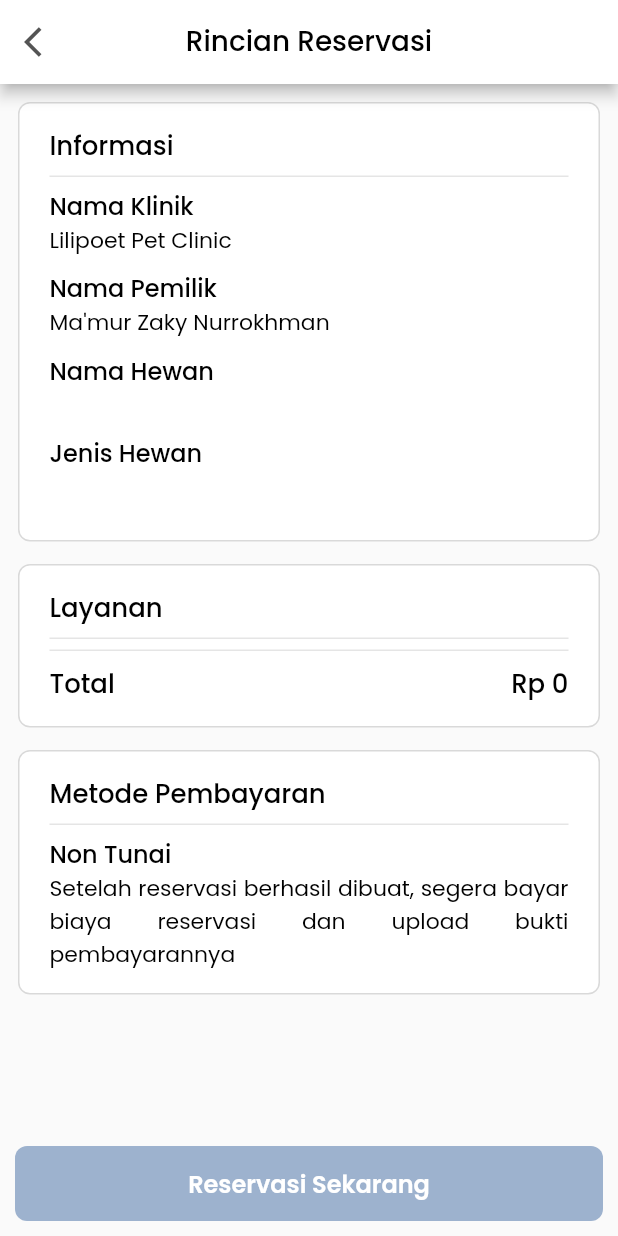
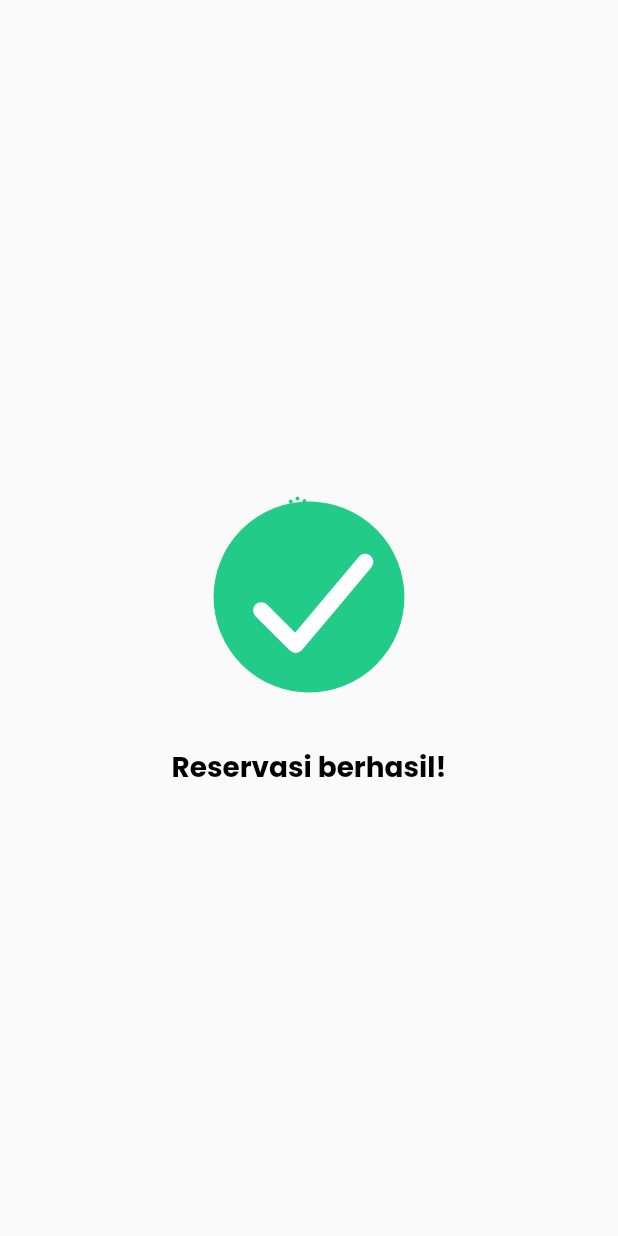
Before and after one commit to petcaredev/pet-care-mobile-apps, a Flutter app: the ReservationDetailPage screen opened by its route, after a tap on "Reservasi Sekarang", on a phone screen of 412 x 824 dp. Run offline on Flutter 3.47's test engine with Material 2 defaults, Android fonts, the phone set to English and light mode, and no system bars; our stand-ins replace cached_network_image, fluttertoast, google_fonts, lottie, shared_preferences; accounts and stored records are empty.

Commit message:
Menambahkan animasi ketika reservasi berhasil dan beberapa perbaikan tampilan aplikasi

```diff
--- a/lib/main.dart
+++ b/lib/main.dart
@@ -7,6 +7,7 @@ import 'package:pet_care_mobile_apps/pages/login_page.dart';
 import 'package:pet_care_mobile_apps/pages/payment_method_page.dart';
 import 'package:pet_care_mobile_apps/pages/register_page.dart';
 import 'package:pet_care_mobile_apps/pages/reservation_detail_page.dart';
+import 'package:pet_care_mobile_apps/pages/reservation_success_page.dart';
 import 'package:pet_care_mobile_apps/pages/second_reservation_page.dart';
 import 'package:pet_care_mobile_apps/providers/bottom_navigation_bar_provider.dart';
 import 'package:pet_care_mobile_apps/data/api/api_service.dart';
@@ -80,6 +81,7 @@ class PetCareApp extends StatelessWidget {
           PaymentMethodPage.route: (context) => const PaymentMethodPage(),
           ReservationDetailPage.route: (context) =>
               const ReservationDetailPage(),
+              ReservationSuccessPage.route:(context) => ReservationSuccessPage(),
           ChangePasswordPage.route: (context) => const ChangePasswordPage(),
           // SearchPage.route: (context) => SearchPage(),
           // HistoryPage.route: (context) => HistoryPage(),
--- a/lib/pages/history_page.dart
+++ b/lib/pages/history_page.dart
@@ -28,7 +28,9 @@ class HistoryPage extends StatelessWidget {
               Tab(
                 text: 'Selesai',
               ),
-              ]),
+            ],
+          ),
+          automaticallyImplyLeading: false,
         ),
         body: TabBarView(children: [ProcessPage(), DonePage()]),
       ),
--- a/lib/pages/reservation_detail_page.dart
+++ b/lib/pages/reservation_detail_page.dart
@@ -1,5 +1,6 @@
 import 'package:flutter/material.dart';
 import 'package:pet_care_mobile_apps/data/reservation_data.dart';
+import 'package:pet_care_mobile_apps/pages/reservation_success_page.dart';
 import 'package:pet_care_mobile_apps/styles/styles.dart';
 import 'package:pet_care_mobile_apps/widgets/common_container.dart';
 import 'package:pet_care_mobile_apps/widgets/single_button_navigation_bar.dart';
@@ -33,7 +34,9 @@ class ReservationDetailPage extends StatelessWidget {
         centerTitle: true,
       ),
       bottomNavigationBar: SingleButtonNavigationBar(
-        onPressed: () {},
+        onPressed: () {
+          Navigator.pushNamed(context, ReservationSuccessPage.route);
+        },
         buttonText: 'Reservasi Sekarang',
       ),
       body: SingleChildScrollView(
@@ -220,7 +223,9 @@ class ReservationDetailPage extends StatelessWidget {
               SizedBox(
                 height: 15,
               ),
-              CommonContainer(title: 'Metode Pembayaran', widgets: [
+              CommonContainer(
+                title: 'Metode Pembayaran',
+                widgets: [
                   Builder(
                     builder: (context) {
                       if (paymentMethod == PaymentMethod.cash) {
@@ -268,7 +273,8 @@ class ReservationDetailPage extends StatelessWidget {
                       }
                     },
                   )
-              ]),
+                ],
+              ),
             ],
           ),
         ),
--- /dev/null
+++ b/lib/pages/reservation_success_page.dart
@@ -0,0 +1,68 @@
+import 'package:flutter/material.dart';
+import 'package:lottie/lottie.dart';
+import 'package:pet_care_mobile_apps/pages/home_page.dart';
+import 'package:pet_care_mobile_apps/styles/styles.dart';
+
+class ReservationSuccessPage extends StatefulWidget {
+  static const route = '/reservation-success-page';
+
+  const ReservationSuccessPage({super.key});
+
+  @override
+  State<ReservationSuccessPage> createState() => _ReservationSuccessPageState();
+}
+
+class _ReservationSuccessPageState extends State<ReservationSuccessPage>
+    with TickerProviderStateMixin {
+  late final AnimationController _controller;
+
+  @override
+  void initState() {
+    super.initState();
+
+    _controller = AnimationController(vsync: this);
+
+    _controller.addStatusListener((status) async {
+      if (status == AnimationStatus.completed) {
+        Navigator.pushReplacementNamed(context, HomePage.route);
+        _controller.reset();
+      }
+    });
+  }
+
+  @override
+  void dispose() {
+    _controller.dispose();
+    super.dispose();
+  }
+
+  @override
+  Widget build(BuildContext context) {
+    return Scaffold(
+      body: Center(
+        child: Column(
+          mainAxisAlignment: MainAxisAlignment.center,
+          children: [
+            Lottie.asset(
+              'assets/33886-check-okey-done.json',
+              width: 200,
+              height: 200,
+              controller: _controller,
+              onLoaded: (composition) {
+                _controller.duration = composition.duration;
+                _controller.forward();
+              },
+            ),
+            Text(
+              'Reservasi berhasil!',
+              style: text14(
+                weight: FontWeight.bold,
+                color: Colors.black,
+              ),
+            )
+          ],
+        ),
+      ),
+    );
+  }
+}
--- a/lib/pages/search_page.dart
+++ b/lib/pages/search_page.dart
@@ -68,6 +68,7 @@ class _SearchPageState extends State<SearchPage> {
             ),
           ),
         ],
+        automaticallyImplyLeading: false,
       ),
     );
   }
--- a/pubspec.yaml
+++ b/pubspec.yaml
@@ -35,6 +35,7 @@ dependencies:
     sdk: flutter
   fluttertoast: ^8.1.1
   google_fonts: ^3.0.1
+  lottie: ^2.0.0
   provider: ^6.0.4
   shared_preferences: ^2.0.15
 
@@ -55,6 +56,7 @@ flutter:
 
   # To add assets to your application, add an assets section, like this:
   assets:
+    - assets/
     - images/
   #   - images/a_dot_ham.jpeg
   # An image asset can refer to one or more resolution-specific "variants", see
```
Also changed, not shown: assets/33886-check-okey-done.json (added, +1 -0 lines), pubspec.lock. Lines whose indentation alone changed are shown as unchanged.
